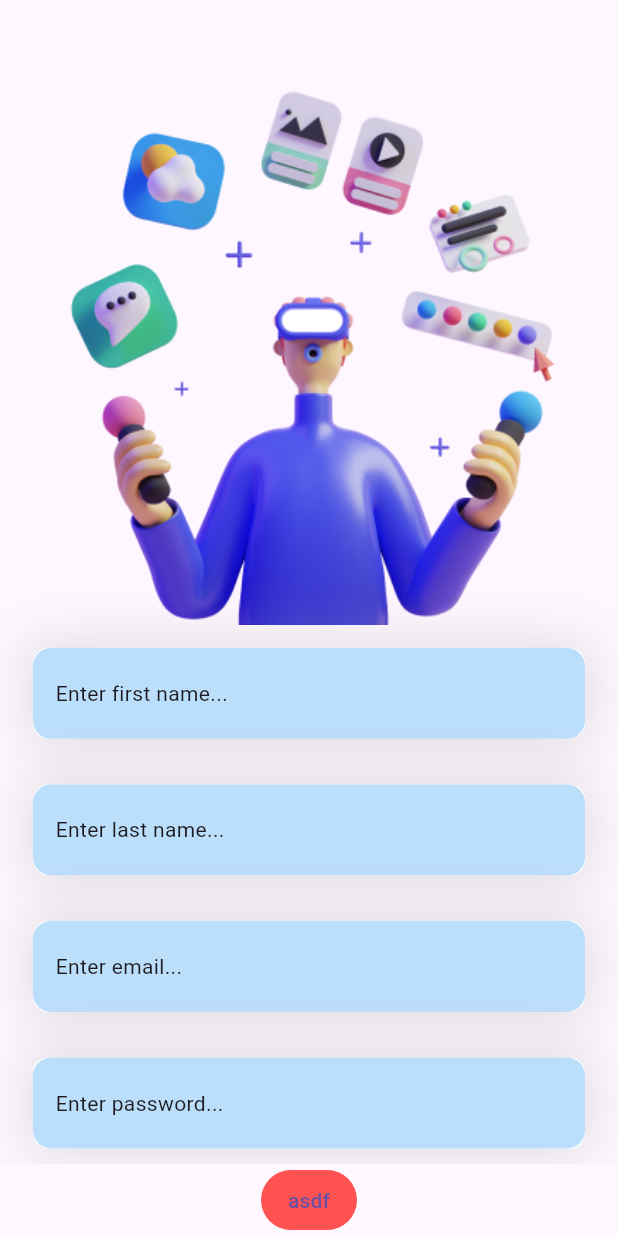
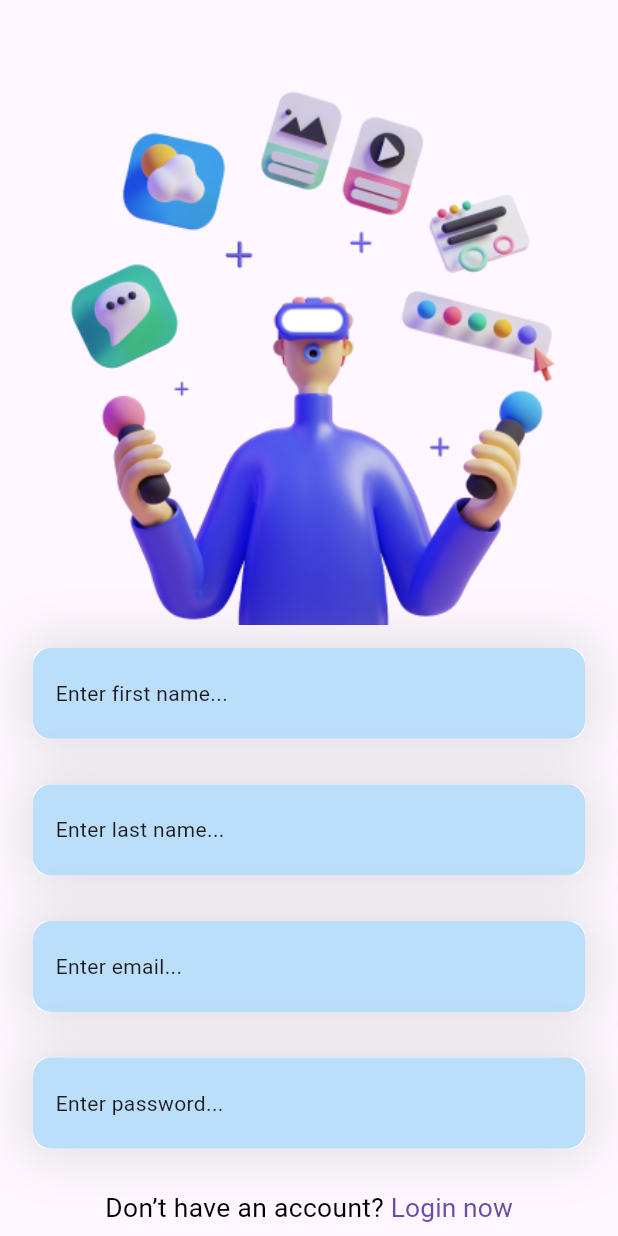
Before and after one commit to SharifboyMuminov/najot_bank_app, a Flutter app: the RegisterScreen screen opened by its route, on a phone screen of 412 x 824 dp. Run offline on Flutter 3.47's test engine with Material 3 defaults, Android fonts, the light colour scheme and no system bars; our stand-ins replace cloud_firestore, connectivity_plus, equatable, firebase_auth, firebase_core, flutter_bloc and 5 more; accounts and stored records are empty.

Commit message:
first commit

```diff
--- a/lib/screens/auth/register/register_screen.dart
+++ b/lib/screens/auth/register/register_screen.dart
@@ -1,6 +1,8 @@
-import 'package:flutter/cupertino.dart';
 import 'package:flutter/material.dart';
+import 'package:flutter_screenutil/flutter_screenutil.dart';
+import 'package:untitled1/screens/auth/login/login_screen.dart';
 import 'package:untitled1/screens/auth/widgets/universal_text_input.dart';
+import 'package:untitled1/utils/app_colors.dart';
 import 'package:untitled1/utils/app_contains.dart';
 import 'package:untitled1/utils/app_images.dart';
 import 'package:untitled1/utils/size_utils.dart';
@@ -23,10 +25,7 @@ class _RegisterScreenState extends State<RegisterScreen> {
   @override
   Widget build(BuildContext context) {
     return Scaffold(
-      body: Column(
-        children: [
-          Expanded(
-            child: SingleChildScrollView(
+      body: SingleChildScrollView(
         child: Column(
           children: [
             Image.asset(AppImages.imgForRegister),
@@ -58,15 +57,66 @@ class _RegisterScreenState extends State<RegisterScreen> {
               regExp: AppConstants.passwordRegExp,
               errorTitle: "invalid input :(",
             ),
-                ],
+            Row(
+              mainAxisAlignment: MainAxisAlignment.center,
+              children: [
+                Text(
+                  "Don’t have an account?",
+                  style: TextStyle(
+                    color: Colors.black,
+                    fontSize: 16.sp,
+                    fontWeight: FontWeight.w400,
+                  ),
+                ),
+                TextButton(
+                  style: TextButton.styleFrom(
+                    padding: EdgeInsets.zero,
+                    shape: RoundedRectangleBorder(
+                      borderRadius: BorderRadius.circular(5.r),
+                    ),
+                  ),
+                  onPressed: () {
+                    Navigator.push(
+                      context,
+                      MaterialPageRoute(
+                        builder: (context) {
+                          return const LoginScreen();
+                        },
+                      ),
+                    );
+                  },
+                  child: Text(
+                    " Login now",
+                    style: TextStyle(
+                      fontSize: 16.sp,
+                      fontWeight: FontWeight.w400,
                     ),
                   ),
                 ),
-          TextButton(
-              style: TextButton.styleFrom(backgroundColor: Colors.redAccent),
+              ],
+            ),
+            Container(
+              width: double.infinity,
+              margin: EdgeInsets.symmetric(horizontal: 20.w, vertical: 8.h),
+              child: TextButton(
+                style: TextButton.styleFrom(
+                  backgroundColor: Colors.blue,
+                  shape: RoundedRectangleBorder(
+                      borderRadius: BorderRadius.circular(10.r)),
+                ),
                 onPressed: () {},
-              child: Text("asdf")),
+                child: Text(
+                  "asdf",
+                  style: TextStyle(
+                    color: AppColors.white,
+                    fontSize: 20.sp,
+                    fontWeight: FontWeight.w500,
+                  ),
+                ),
+              ),
+            ),
           ],
+        ),
       ),
     );
   }
--- a/lib/screens/splash/splash_screen.dart
+++ b/lib/screens/splash/splash_screen.dart
@@ -1,6 +1,7 @@
 import 'package:firebase_auth/firebase_auth.dart';
 import 'package:flutter/material.dart';
 import 'package:untitled1/data/local/storage_repository.dart';
+import 'package:untitled1/screens/auth/login/login_screen.dart';
 import 'package:untitled1/screens/auth/register/register_screen.dart';
 import 'package:untitled1/screens/on_boarding/on_boarding_screen.dart';
 import 'package:untitled1/screens/tab_box/tab_screen.dart';
@@ -27,7 +28,7 @@ class _SplashScreenState extends State<SplashScreen> {
         Navigator.pushReplacement(
           context,
           MaterialPageRoute(
-            builder: (context) => const RegisterScreen(),
+            builder: (context) => const LoginScreen(),
           ),
         );
       } else {
```
Also changed, not shown: lib/screens/auth/login/login_screen.dart (+83 -1 lines). Lines whose indentation alone changed are shown as unchanged.
